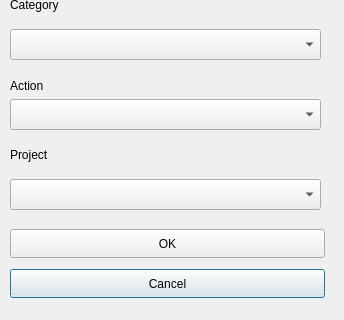
Before: the Qt Designer form artifacts/Data_insertion.ui in KarimMAJDOUB/GCInO-EM, drawn with Qt 5; both pictures show x 0 to 344 and y 351 to 671 of the 344 by 671 pixel window.
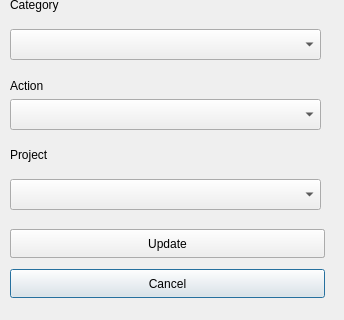
After: the same form once the commit is applied.

Commit message: Modify the data already inserted using QDialog.

What changed in the file:
```diff
--- a/artifacts/Data_insertion.ui
+++ b/artifacts/Data_insertion.ui
@@ -184,7 +184,7 @@
     </rect>
    </property>
    <property name="text">
-    <string>OK</string>
+    <string>Insert</string>
    </property>
   </widget>
   <widget class="QLabel" name="label_7">
@@ -233,6 +233,25 @@
     <string>Category</string>
    </property>
   </widget>
+  <widget class="QPushButton" name="updateButton">
+   <property name="enabled">
+    <bool>true</bool>
+   </property>
+   <property name="geometry">
+    <rect>
+     <x>10</x>
+     <y>580</y>
+     <width>315</width>
+     <height>29</height>
+    </rect>
+   </property>
+   <property name="cursor">
+    <cursorShape>PointingHandCursor</cursorShape>
+   </property>
+   <property name="text">
+    <string>Update</string>
+   </property>
+  </widget>
  </widget>
  <resources/>
  <connections/>
```
Left out of the diff: 6 changed lines with no effect on the pictures. The commit also changes 45 other files.
